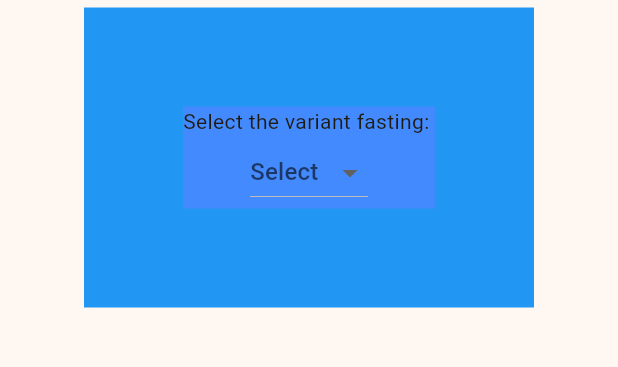
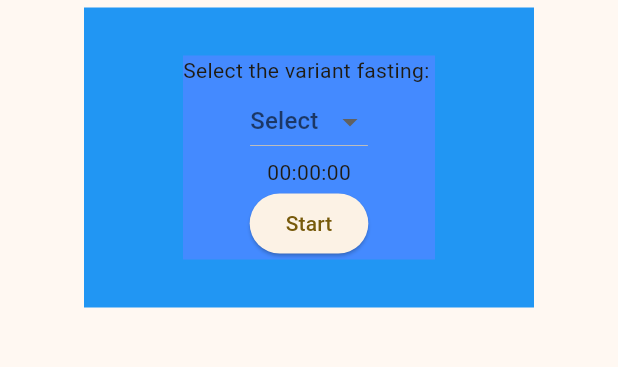
Before and after one commit to ilhamafandi21/soul-fast, a Flutter app: the screen it shows after launch, on a phone screen of 412 x 824 dp, the part 84-451 px from its top. Run offline on Flutter 3.47's test engine with Material 3 defaults, Android fonts, the phone set to English and light mode, and no system bars.

Commit message:
15 Nov 2025

```diff
--- a/lib/pages/home/home.dart
+++ b/lib/pages/home/home.dart
@@ -126,7 +126,25 @@ class _HomeState extends State<Home> {
                           onChanged: (e) {
                             setState(() {
                               selectedFasting = e;
+                              durationFasting();
+                              duration;
+                              stopFasting();
+                            });
+                          },
+                        ),
+                        Text(formatTime(duration)),
+                        ElevatedButton(
 
+                          onPressed: () {
+                            (countdownTimer != null && countdownTimer!.isActive)
+                                ? stopFasting()
+                                : startFasting();
+                          },
+                          child: Text(
+                            (countdownTimer != null && countdownTimer!.isActive)
+                                ? 'Stop'
+                                : 'Start',
+                          ),
                         ),
                       ],
                     ),
```
